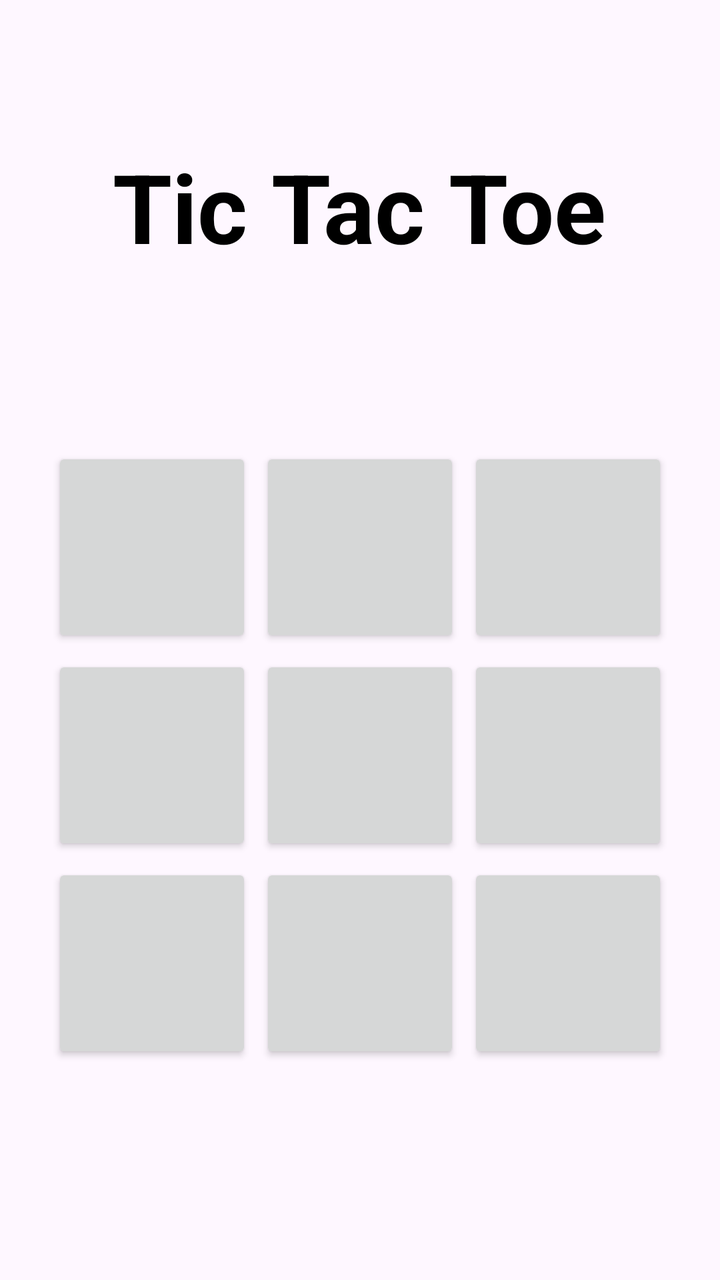
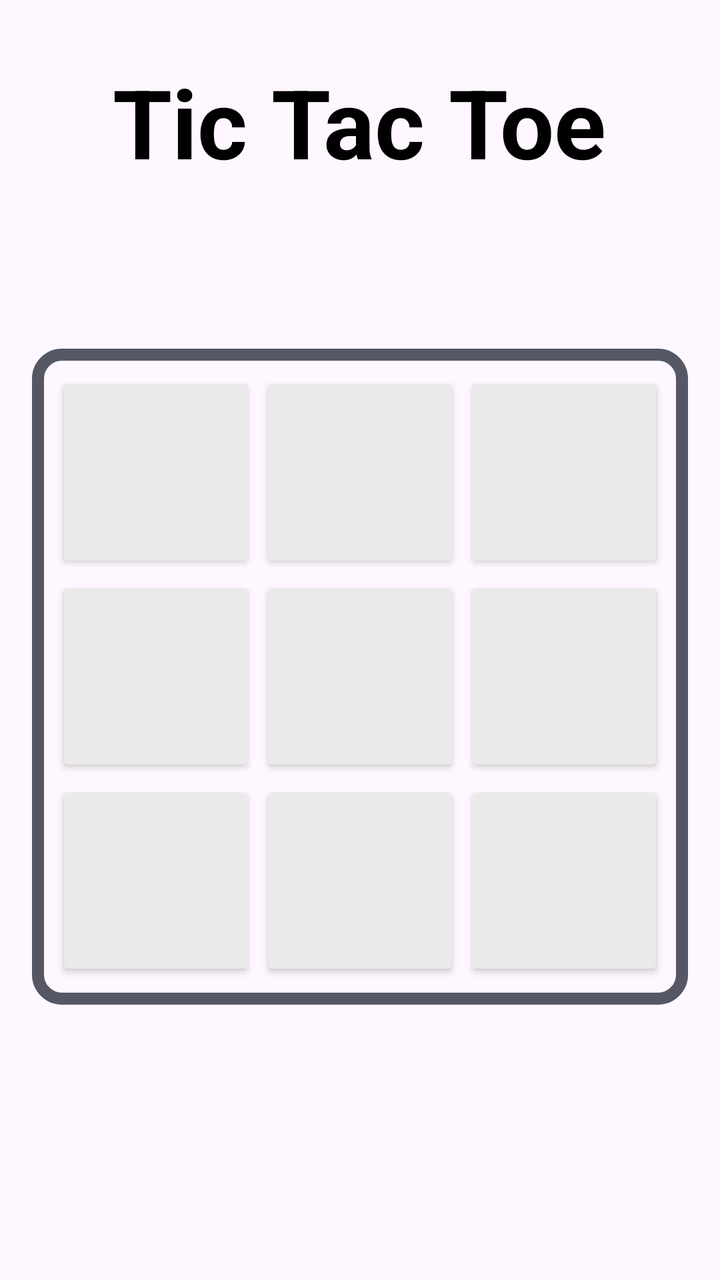

An Android layout rendered at two revisions. The XML below is the earlier revision; the diff shows what the commit changed to produce the second picture.
<!-- AndroidManifest.xml: application theme Theme.TIcTacToe -->
<!-- res/layout/activity_main.xml -->
<?xml version="1.0" encoding="utf-8"?>
<LinearLayout xmlns:android="http://schemas.android.com/apk/res/android"
    android:layout_width="match_parent"
    android:layout_height="match_parent"
    android:gravity="center"
    android:orientation="vertical"
    android:padding="16dp">

    <TextView
        android:id="@+id/title"
        android:layout_width="wrap_content"
        android:layout_height="wrap_content"
        android:layout_margin="12dp"
        android:text='Tic Tac Toe'
        android:textColor="@color/black"
        android:textSize="48sp"
        android:textStyle="bold" />

    <TextView
        android:id="@+id/current_player_message"
        android:layout_width="wrap_content"
        android:layout_height="wrap_content"
        android:layout_margin="12dp"
        android:textColor="@color/grey"
        android:textSize="34sp" />

    <GridLayout
        android:id="@+id/game_board"
        android:layout_width="wrap_content"
        android:layout_height="wrap_content"
        android:layout_gravity="center"
        android:columnCount="3"
        android:rowCount="3"
        android:layout_margin="5dp">

        <Button
            android:id="@+id/button_00"
            android:layout_width="100dp"
            android:layout_height="100dp"
            android:layout_margin="2dp"
            android:textSize="24sp" />

        <Button
            android:id="@+id/button_01"
            android:layout_width="100dp"
            android:layout_height="100dp"
            android:layout_margin="2dp"
            android:textSize="24sp" />

        <Button
            android:id="@+id/button_02"
            android:layout_width="100dp"
            android:layout_height="100dp"
            android:layout_margin="2dp"
            android:textSize="24sp" />

        <Button
            android:id="@+id/button_10"
            android:layout_width="100dp"
            android:layout_height="100dp"
            android:layout_margin="2dp"
            android:textSize="24sp" />

        <Button
            android:id="@+id/button_11"
            android:layout_width="100dp"
            android:layout_height="100dp"
            android:layout_margin="2dp"
            android:textSize="24sp" />

        <Button
            android:id="@+id/button_12"
            android:layout_width="100dp"
            android:layout_height="100dp"
            android:layout_margin="2dp"
            android:textSize="24sp" />

        <Button
            android:id="@+id/button_20"
            android:layout_width="100dp"
            android:layout_height="100dp"
            android:layout_margin="2dp"
            android:textSize="24sp" />

        <Button
            android:id="@+id/button_21"
            android:layout_width="100dp"
            android:layout_height="100dp"
            android:layout_margin="2dp"
            android:textSize="24sp" />

        <Button
            android:id="@+id/button_22"
            android:layout_width="100dp"
            android:layout_height="100dp"
            android:layout_margin="2dp"
            android:textSize="24sp" />

    </GridLayout>

    <TextView
        android:id="@+id/end_game_message"
        android:layout_width="match_parent"
        android:layout_height="wrap_content"
        android:layout_marginTop="15dp"
        android:textAlignment="center"
        android:textColor="@color/grey"
        android:textDirection="ltr"
        android:textSize="20sp"
        android:textStyle="bold"/>

    <Button
        android:id="@+id/play_again_button"
        android:layout_width="wrap_content"
        android:layout_height="wrap_content"
        android:layout_marginTop="15dp"
        android:visibility="gone"
        android:text="@string/play_again" />

</LinearLayout>
<!-- resources referenced by this layout -->
<resources>
  <color name="black">#FF000000</color>
  <color name="grey">#555764</color>
  <string name="play_again">Play Again</string>
  <style name="Theme.TIcTacToe" parent="Base.Theme.TIcTacToe" />
  <style name="Base.Theme.TIcTacToe" parent="Theme.Material3.DayNight.NoActionBar">
          
          
      </style>
</resources>

<!-- the commit's change to res/layout/activity_main.xml (unified diff, before → after) -->
@@ -24,79 +24,61 @@
         android:textColor="@color/grey"
         android:textSize="34sp" />
 
-    <GridLayout
-        android:id="@+id/game_board"
+    <FrameLayout
+        android:id="@+id/game_board_frame"
         android:layout_width="wrap_content"
         android:layout_height="wrap_content"
-        android:layout_gravity="center"
-        android:columnCount="3"
-        android:rowCount="3"
-        android:layout_margin="5dp">
+        android:layout_marginBottom="16dp"
+        android:background="@drawable/game_board_frame"
+        android:padding="6dp">
 
-        <Button
-            android:id="@+id/button_00"
-            android:layout_width="100dp"
-            android:layout_height="100dp"
-            android:layout_margin="2dp"
-            android:textSize="24sp" />
+        <GridLayout
+            android:id="@+id/game_board"
+            android:layout_width="wrap_content"
+            android:layout_height="wrap_content"
+            android:layout_gravity="center"
+            android:layout_margin="5dp"
+            android:columnCount="3"
+            android:rowCount="3">
 
-        <Button
-            android:id="@+id/button_01"
-            android:layout_width="100dp"
-            android:layout_height="100dp"
-            android:layout_margin="2dp"
-            android:textSize="24sp" />
+            <Button
+                android:id="@+id/button_00"
+                style="@style/GameBoardButton" />
 
-        <Button
-            android:id="@+id/button_02"
-            android:layout_width="100dp"
-            android:layout_height="100dp"
-            android:layout_margin="2dp"
-            android:textSize="24sp" />
+            <Button
+                android:id="@+id/button_01"
+                style="@style/GameBoardButton" />
 
-        <Button
-            android:id="@+id/button_10"
-            android:layout_width="100dp"
-            android:layout_height="100dp"
-            android:layout_margin="2dp"
-            android:textSize="24sp" />
+            <Button
+                android:id="@+id/button_02"
+                style="@style/GameBoardButton" />
 
-        <Button
-            android:id="@+id/button_11"
-            android:layout_width="100dp"
-            android:layout_height="100dp"
-            android:layout_margin="2dp"
-            android:textSize="24sp" />
+            <Button
+                android:id="@+id/button_10"
+                style="@style/GameBoardButton" />
 
-        <Button
-            android:id="@+id/button_12"
-            android:layout_width="100dp"
-            android:layout_height="100dp"
-            android:layout_margin="2dp"
-            android:textSize="24sp" />
+            <Button
+                android:id="@+id/button_11"
+                style="@style/GameBoardButton" />
 
-        <Button
-            android:id="@+id/button_20"
-            android:layout_width="100dp"
-            android:layout_height="100dp"
-            android:layout_margin="2dp"
-            android:textSize="24sp" />
+            <Button
+                android:id="@+id/button_12"
+                style="@style/GameBoardButton" />
 
-        <Button
-            android:id="@+id/button_21"
-            android:layout_width="100dp"
-            android:layout_height="100dp"
-            android:layout_margin="2dp"
-            android:textSize="24sp" />
+            <Button
+                android:id="@+id/button_20"
+                style="@style/GameBoardButton" />
 
-        <Button
-            android:id="@+id/button_22"
-            android:layout_width="100dp"
-            android:layout_height="100dp"
-            android:layout_margin="2dp"
-            android:textSize="24sp" />
+            <Button
+                android:id="@+id/button_21"
+                style="@style/GameBoardButton" />
 
-    </GridLayout>
+            <Button
+                android:id="@+id/button_22"
+                style="@style/GameBoardButton" />
+
+        </GridLayout>
+    </FrameLayout>
 
     <TextView
         android:id="@+id/end_game_message"
@@ -107,14 +89,14 @@
         android:textColor="@color/grey"
         android:textDirection="ltr"
         android:textSize="20sp"
-        android:textStyle="bold"/>
+        android:textStyle="bold" />
 
     <Button
         android:id="@+id/play_again_button"
         android:layout_width="wrap_content"
         android:layout_height="wrap_content"
         android:layout_marginTop="15dp"
-        android:visibility="gone"
-        android:text="@string/play_again" />
+        android:text="@string/play_again"
+        android:visibility="invisible" />
 
 </LinearLayout>
<!-- resource entries referenced after the edit -->
@@ -2,8 +2,41 @@
 <resources>
   <color name="black">#FF000000</color>
   <color name="grey">#555764</color>
+  <!-- drawable game_board_frame (drawable) -->
+  <?xml version="1.0" encoding="utf-8"?>
+  <shape xmlns:android="http://schemas.android.com/apk/res/android"
+      android:id="@+id/game_board_frame">
+  
+      <solid android:color="@android:color/transparent" />
+      <stroke
+          android:width="@dimen/game_board_frame_stroke_width"
+          android:color="@color/grey" />
+      <corners android:radius="12dp" />
+  
+  </shape>
   <string name="play_again">Play Again</string>
+  <style name="GameBoardButton">
+          <item name="android:layout_width">100dp</item>
+          <item name="android:layout_height">100dp</item>
+          <item name="android:layout_margin">1dp</item>
+  
+          <item name="android:padding">0dp</item>
+          <item name="android:minHeight">0dp</item>
+          <item name="android:minWidth">0dp</item>
+  
+          <item name="android:insetTop">2dp</item>
+          <item name="android:insetBottom">2dp</item>
+          <item name="android:insetRight">2dp</item>
+          <item name="android:insetLeft">2dp</item>
+  
+          <item name="android:textSize">72sp</item>
+          <item name="android:gravity">center</item>
+  
+          <item name="android:backgroundTint">#EBEAEA</item>
+          <item name="cornerRadius">8dp</item>
+      </style>
   <style name="Theme.TIcTacToe" parent="Base.Theme.TIcTacToe" />
+  <dimen name="game_board_frame_stroke_width">6dp</dimen>
   <style name="Base.Theme.TIcTacToe" parent="Theme.Material3.DayNight.NoActionBar">
           
           
